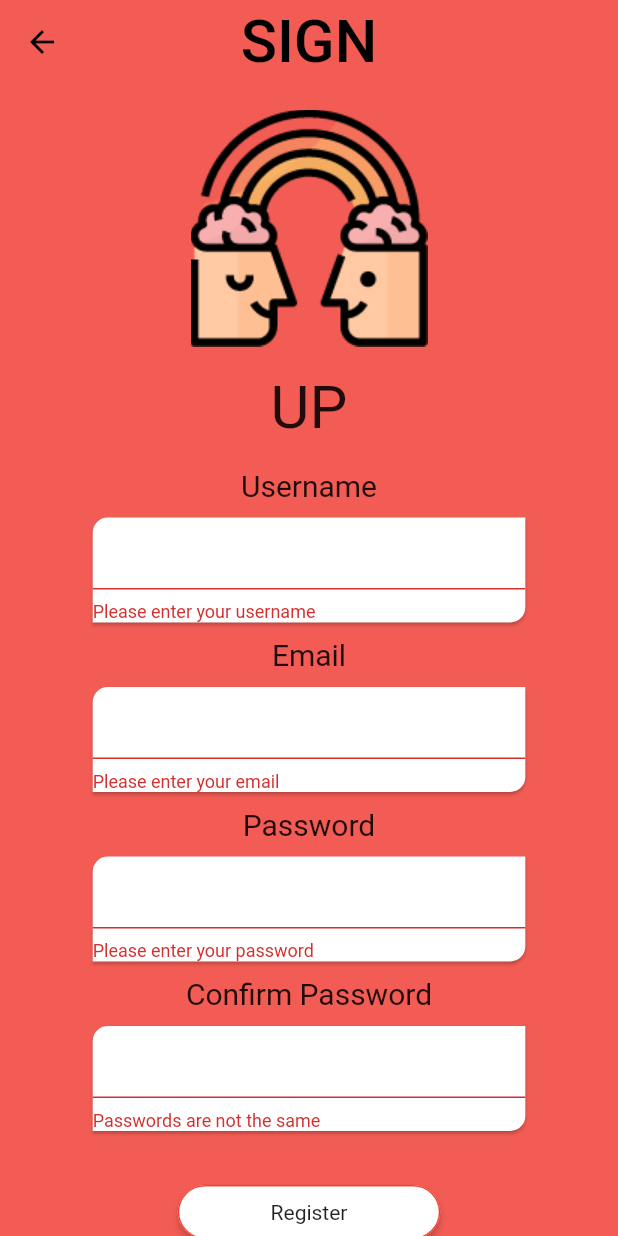
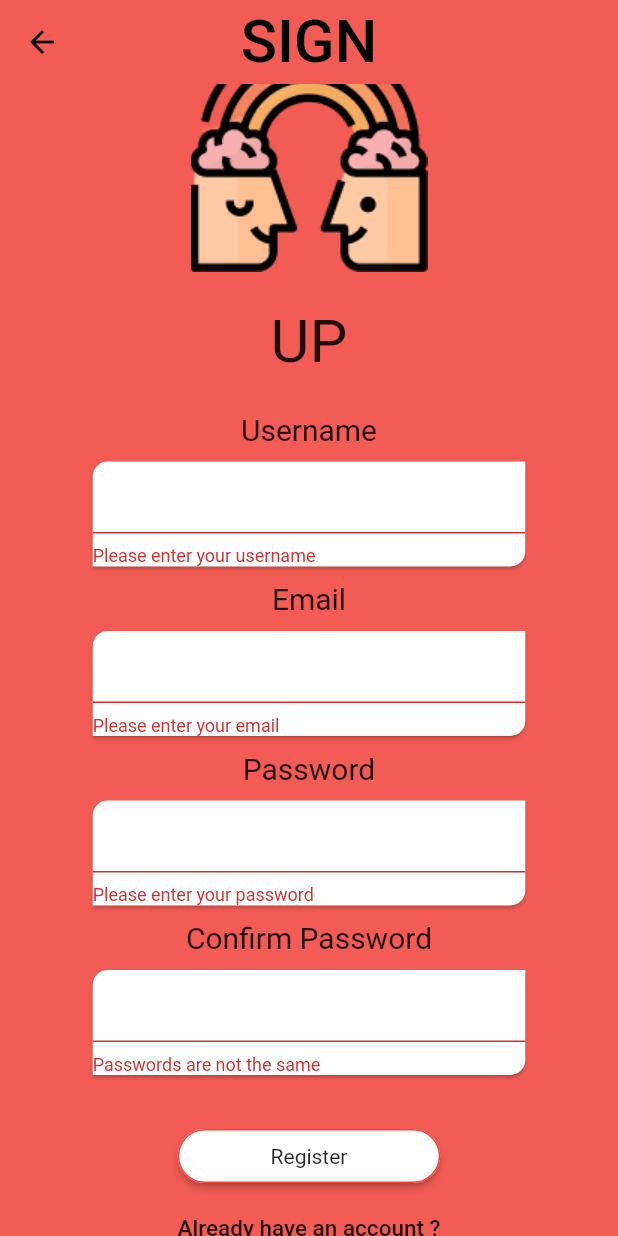
Before and after one commit to TeamInspireMe/InspireMe-Cli, a Flutter app: the Register screen opened directly, after a tap on "Register", on a phone screen of 412 x 824 dp. Run offline on Flutter 3.47's test engine with Material 2 defaults, Android fonts, the phone set to English and light mode, and no system bars; our stand-ins replace flutter_svg, image_picker; accounts and stored records are empty.

Commit message:
correctifs ui register

```diff
--- a/inspire_me/lib/screens/register.dart
+++ b/inspire_me/lib/screens/register.dart
@@ -17,11 +17,19 @@ class _RegisterState extends State<Register> {
   String email;
   String password;
   String confirmPassword;
+  bool hasErrors = false;
 
   register() {
+    FocusScope.of(context).unfocus();
     if (_signUpKey.currentState.validate()) {
-      print('${username} ${email} ${password} ${confirmPassword}');
-
+      setState(() {
+        hasErrors = false;
+      });
+    }
+    else{
+      setState(() {
+        hasErrors = true;
+      });
     }
     //globals.isLogged = true;
   }
@@ -68,8 +76,11 @@ class _RegisterState extends State<Register> {
           reverse: true,
           child: ConstrainedBox(
             constraints: BoxConstraints(
-                maxHeight: MediaQuery.of(context).size.height -
+                maxHeight: !hasErrors
+                    ? MediaQuery.of(context).size.height -
                         56 -
+                        MediaQuery.of(context).padding.top
+                    : MediaQuery.of(context).size.height -
                         MediaQuery.of(context).padding.top),
             child: Container(
               color: HexColor('#F25C54'),
```
Lines whose indentation alone changed are shown as unchanged.
